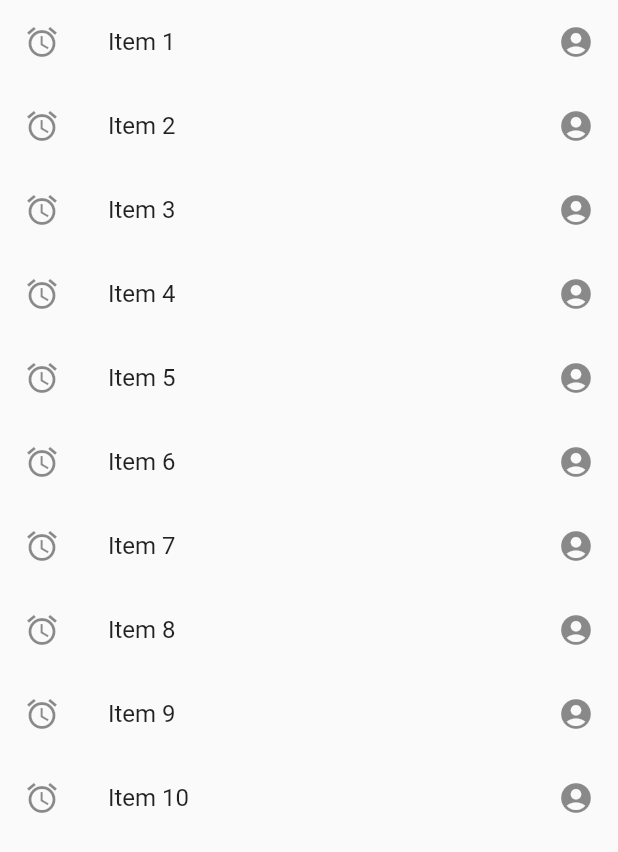
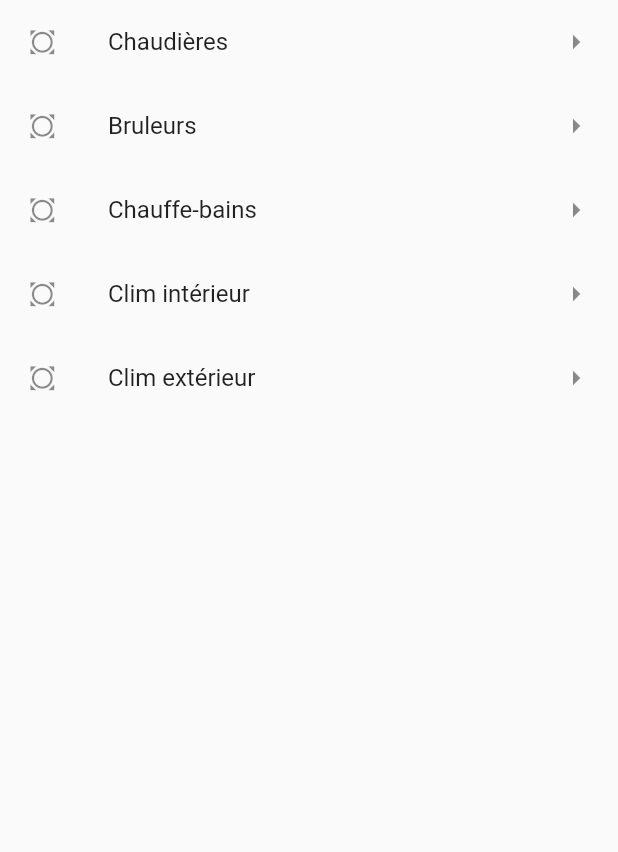
Before and after one commit to pytoncraft2/eaysav-flutter2, a Flutter app: the Equipements screen opened directly, on a phone screen of 412 x 824 dp. Shown: the top 852 px of the screen. Run offline on Flutter 3.47's test engine with Material 2 defaults, Android fonts, the phone set to English and light mode, and no system bars; network calls fail; project files that could hold a hidden picture were left out.

Commit message:
liste equiepements statiques

```diff
--- a/lib/equipements_page.dart
+++ b/lib/equipements_page.dart
@@ -33,6 +33,13 @@
 import 'package:flutter/material.dart';
 
 const int itemCount = 10;
+List _equipements = [
+  "Chaudières",
+  "Bruleurs",
+  "Chauffe-bains",
+  "Clim intérieur",
+  "Clim extérieur"
+];
 
 class Equipements extends StatelessWidget {
   const Equipements({Key? key}) : super(key: key);
@@ -41,12 +48,12 @@ class Equipements extends StatelessWidget {
   Widget build(BuildContext context) {
     return Scaffold(
       body: ListView.builder(
-        itemCount: itemCount,
+        itemCount: _equipements.length,
         itemBuilder: (BuildContext context, int index) {
           return ListTile(
-            title: Text('Item ${(index + 1)}'),
-            leading: const Icon(Icons.access_alarm),
-            trailing: const Icon(Icons.account_circle),
+            title: Text('${(_equipements[index])}'),
+            leading: const Icon(Icons.all_out),
+            trailing: const Icon(Icons.arrow_right),
             onTap: () {
               debugPrint('Tapage sur index numero ${(index)}');
             },
```
